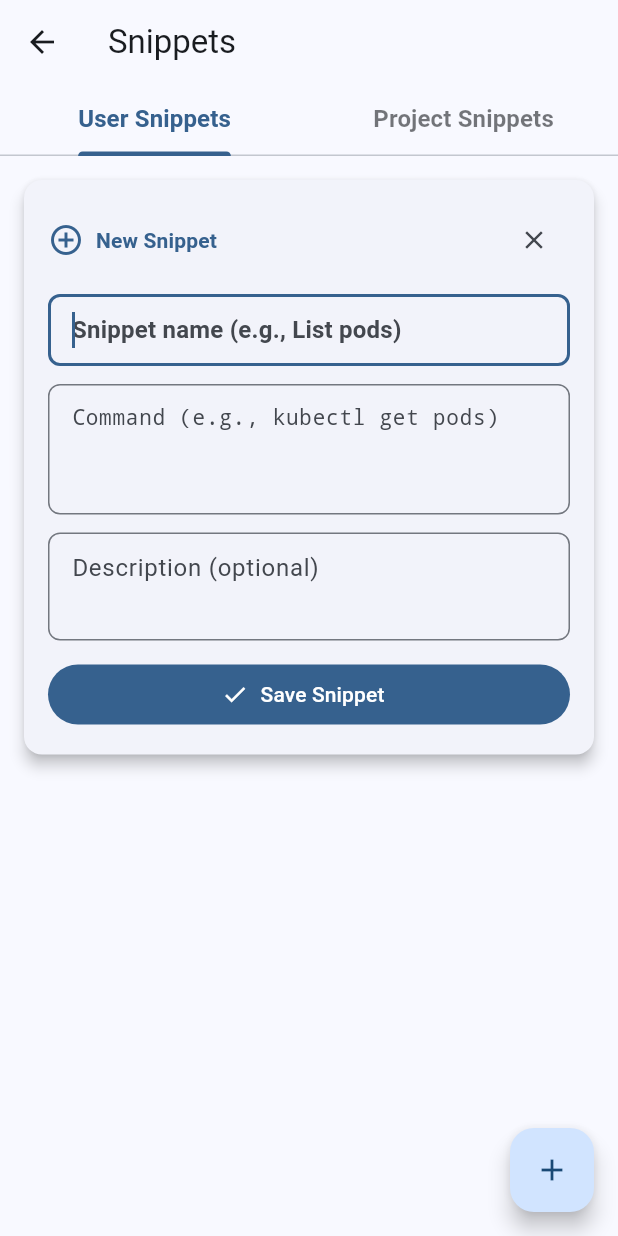
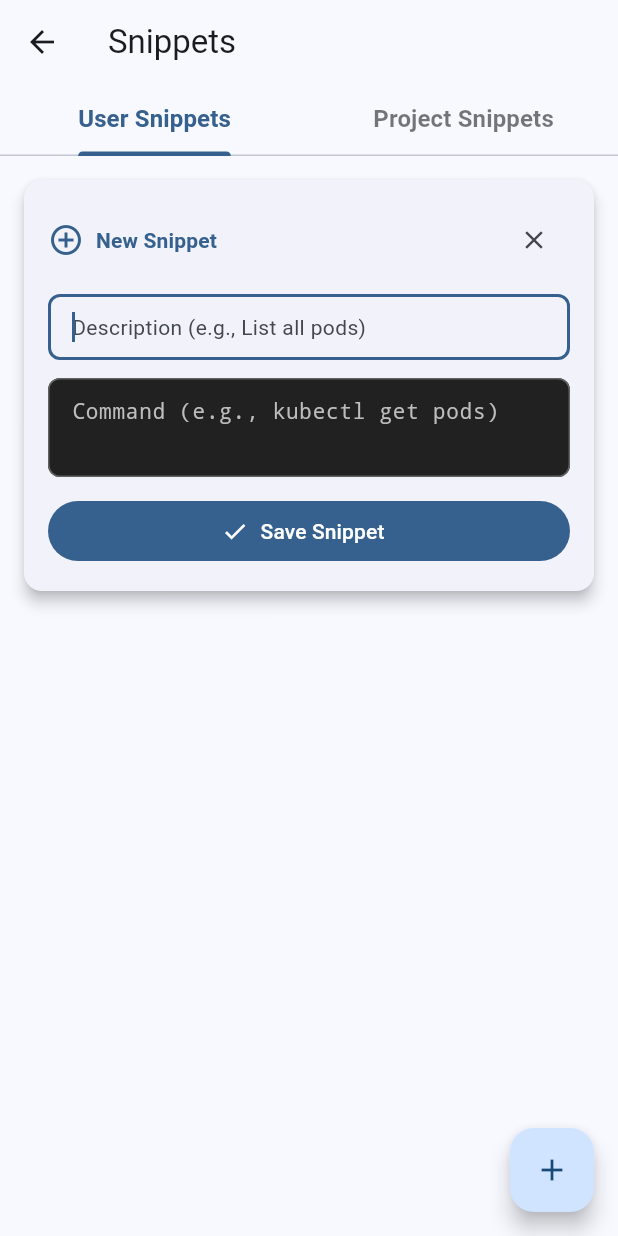
Before and after one commit to few-sh/fewshell, a Flutter app: the SnippetsPage screen opened directly, after a tap on the "add" icon, on a phone screen of 412 x 824 dp. Run offline on Flutter 3.47's test engine with Material 3 defaults, Android fonts, the phone set to English and light mode, and no system bars; our stand-ins replace camera, drift, flutter_markdown, flutter_riverpod, flutter_secure_storage, freezed_annotation and 3 more; missing offline and left inert: apple_vision_recognize_text, flutter_gen_ai_chat_ui, llm_dart; accounts and stored records are empty; generated files the repository leaves out were written again.

Commit message:
Better theme for the command

```diff
--- a/decamp-app/lib/pages/snippets_page.dart
+++ b/decamp-app/lib/pages/snippets_page.dart
@@ -199,13 +199,14 @@ class _SnippetsPageState extends ConsumerState<SnippetsPage>
           return _NewSnippetCard(
             key: ValueKey(_newSnippetId),
             isGlobal: isGlobal,
-            onSave: (name, content, description) async {
+            onSave: (description, content) async {
               if (notifier != null) {
                 try {
                   await notifier.addSnippet(
-                    name: name,
+                    name:
+                        description, // Use description as name for backwards compatibility
                     content: content,
-                    description: description.isEmpty ? null : description,
+                    description: description,
                   );
                   setState(() {
                     _newSnippetId = null;
@@ -268,8 +269,7 @@ class _SnippetsPageState extends ConsumerState<SnippetsPage>
 /// Widget for creating a new snippet inline
 class _NewSnippetCard extends StatefulWidget {
   final bool isGlobal;
-  final Future<void> Function(String name, String content, String description)
-  onSave;
+  final Future<void> Function(String description, String content) onSave;
   final VoidCallback onCancel;
 
   const _NewSnippetCard({
@@ -284,41 +284,38 @@ class _NewSnippetCard extends StatefulWidget {
 }
 
 class _NewSnippetCardState extends State<_NewSnippetCard> {
-  final _nameController = TextEditingController();
+  final _descriptionController = TextEditingController();
   final _contentController = TextEditingController();
-  final _descriptionController = TextEditingController();
-  final _nameFocus = FocusNode();
+  final _descriptionFocus = FocusNode();
   bool _isSaving = false;
 
   @override
   void initState() {
     super.initState();
-    // Auto-focus on name field
+    // Auto-focus on description field
     WidgetsBinding.instance.addPostFrameCallback((_) {
-      _nameFocus.requestFocus();
+      _descriptionFocus.requestFocus();
     });
   }
 
   @override
   void dispose() {
-    _nameController.dispose();
+    _descriptionController.dispose();
     _contentController.dispose();
-    _descriptionController.dispose();
-    _nameFocus.dispose();
+    _descriptionFocus.dispose();
     super.dispose();
   }
 
   Future<void> _save() async {
-    if (_nameController.text.trim().isEmpty ||
+    if (_descriptionController.text.trim().isEmpty ||
         _contentController.text.trim().isEmpty) {
       return; // Don't save if required fields are empty
     }
 
     setState(() => _isSaving = true);
     await widget.onSave(
-      _nameController.text.trim(),
+      _descriptionController.text.trim(),
       _contentController.text.trim(),
-      _descriptionController.text.trim(),
     );
     setState(() => _isSaving = false);
   }
@@ -367,19 +364,18 @@ class _NewSnippetCardState extends State<_NewSnippetCard> {
             ),
             const SizedBox(height: 12),
             TextField(
-              controller: _nameController,
-              focusNode: _nameFocus,
+              controller: _descriptionController,
+              focusNode: _descriptionFocus,
               decoration: InputDecoration(
-                hintText: 'Snippet name (e.g., List pods)',
+                hintText: 'Description (e.g., List all pods)',
                 isDense: true,
                 border: OutlineInputBorder(
                   borderRadius: BorderRadius.circular(8),
                 ),
                 contentPadding: const EdgeInsets.all(12),
               ),
-              style: theme.textTheme.titleMedium?.copyWith(
-                fontWeight: FontWeight.bold,
-              ),
+              maxLines: 1,
+              style: theme.textTheme.bodyMedium,
               textInputAction: TextInputAction.next,
             ),
             const SizedBox(height: 12),
@@ -387,32 +383,50 @@ class _NewSnippetCardState extends State<_NewSnippetCard> {
               controller: _contentController,
               decoration: InputDecoration(
                 hintText: 'Command (e.g., kubectl get pods)',
+                hintStyle: TextStyle(
+                  color: theme.brightness == Brightness.dark
+                      ? Colors.grey.shade600
+                      : Colors.grey.shade400,
+                ),
                 isDense: true,
+                filled: true,
+                fillColor: theme.brightness == Brightness.dark
+                    ? Colors.black
+                    : Colors.grey.shade900,
                 border: OutlineInputBorder(
                   borderRadius: BorderRadius.circular(8),
+                  borderSide: BorderSide(
+                    color: theme.brightness == Brightness.dark
+                        ? Colors.grey.shade800
+                        : Colors.grey.shade700,
+                  ),
                 ),
-                contentPadding: const EdgeInsets.all(12),
-              ),
-              maxLines: 3,
-              style: TextStyle(
-                fontFamily: 'monospace',
-                fontSize: 14,
-                color: theme.colorScheme.primary,
-              ),
-              textInputAction: TextInputAction.next,
-            ),
-            const SizedBox(height: 12),
-            TextField(
-              controller: _descriptionController,
-              decoration: InputDecoration(
-                hintText: 'Description (optional)',
-                isDense: true,
-                border: OutlineInputBorder(
+                enabledBorder: OutlineInputBorder(
                   borderRadius: BorderRadius.circular(8),
+                  borderSide: BorderSide(
+                    color: theme.brightness == Brightness.dark
+                        ? Colors.grey.shade800
+                        : Colors.grey.shade700,
+                  ),
+                ),
+                focusedBorder: OutlineInputBorder(
+                  borderRadius: BorderRadius.circular(8),
+                  borderSide: BorderSide(
+                    color: theme.colorScheme.primary.withValues(alpha: 0.5),
+                    width: 2,
+                  ),
                 ),
                 contentPadding: const EdgeInsets.all(12),
               ),
               maxLines: 2,
+              style: TextStyle(
+                fontFamily: 'monospace',
+                fontSize: 14,
+                color: theme.brightness == Brightness.dark
+                    ? Colors.greenAccent.shade400
+                    : Colors.greenAccent.shade200,
+                height: 1.5,
+              ),
               textInputAction: TextInputAction.done,
               onSubmitted: (_) => _save(),
             ),
@@ -450,7 +464,6 @@ class _SnippetCardContent extends ConsumerStatefulWidget {
 }
 
 class _SnippetCardContentState extends ConsumerState<_SnippetCardContent> {
-  late TextEditingController _nameController;
   late TextEditingController _contentController;
   late TextEditingController _descriptionController;
   bool _hasChanges = false;
@@ -459,14 +472,12 @@ class _SnippetCardContentState extends ConsumerState<_SnippetCardContent> {
   @override
   void initState() {
     super.initState();
-    _nameController = TextEditingController(text: widget.snippet.name);
     _contentController = TextEditingController(text: widget.snippet.content);
     _descriptionController = TextEditingController(
       text: widget.snippet.description ?? '',
     );
 
     // Listen for changes
-    _nameController.addListener(_markChanged);
     _contentController.addListener(_markChanged);
     _descriptionController.addListener(_markChanged);
   }
@@ -479,7 +490,6 @@ class _SnippetCardContentState extends ConsumerState<_SnippetCardContent> {
 
   @override
   void dispose() {
-    _nameController.dispose();
     _contentController.dispose();
     _descriptionController.dispose();
     super.dispose();
@@ -487,7 +497,7 @@ class _SnippetCardContentState extends ConsumerState<_SnippetCardContent> {
 
   Future<void> _autoSave() async {
     if (!_hasChanges) return;
-    if (_nameController.text.trim().isEmpty ||
+    if (_descriptionController.text.trim().isEmpty ||
         _contentController.text.trim().isEmpty) {
       return;
     }
@@ -502,11 +512,9 @@ class _SnippetCardContentState extends ConsumerState<_SnippetCardContent> {
 
       await notifier.updateSnippet(
         id: widget.snippet.id,
-        name: _nameController.text.trim(),
+        name: _descriptionController.text.trim(), // Use description as name
         content: _contentController.text.trim(),
-        description: _descriptionController.text.trim().isEmpty
-            ? null
-            : _descriptionController.text.trim(),
+        description: _descriptionController.text.trim(),
       );
 
       if (mounted) {
@@ -575,16 +583,15 @@ class _SnippetCardContentState extends ConsumerState<_SnippetCardContent> {
                   ),
                 Expanded(
                   child: TextField(
-                    controller: _nameController,
+                    controller: _descriptionController,
                     decoration: const InputDecoration(
                       border: InputBorder.none,
-                      hintText: 'Snippet name',
+                      hintText: 'Description',
                       isDense: true,
                       contentPadding: EdgeInsets.zero,
                     ),
-                    style: theme.textTheme.titleMedium?.copyWith(
-                      fontWeight: FontWeight.bold,
-                    ),
+                    style: theme.textTheme.bodyMedium,
+                    maxLines: 1,
                     onSubmitted: (_) => _autoSave(),
                     onTapOutside: (_) => _autoSave(),
                   ),
@@ -603,42 +610,50 @@ class _SnippetCardContentState extends ConsumerState<_SnippetCardContent> {
               controller: _contentController,
               decoration: InputDecoration(
                 hintText: 'Command',
+                hintStyle: TextStyle(
+                  color: theme.brightness == Brightness.dark
+                      ? Colors.grey.shade600
+                      : Colors.grey.shade400,
+                ),
                 isDense: true,
                 filled: true,
-                fillColor: theme.colorScheme.surfaceContainerHighest,
-                border: OutlineInputBorder(
-                  borderRadius: BorderRadius.circular(8),
-                  borderSide: BorderSide.none,
-                ),
-                contentPadding: const EdgeInsets.all(12),
-              ),
-              maxLines: null,
-              minLines: 2,
-              style: TextStyle(
-                fontFamily: 'monospace',
-                fontSize: 14,
-                color: theme.colorScheme.primary,
-              ),
-              onSubmitted: (_) => _autoSave(),
-              onTapOutside: (_) => _autoSave(),
-            ),
-            const SizedBox(height: 12),
-            TextField(
-              controller: _descriptionController,
-              decoration: InputDecoration(
-                hintText: 'Description (optional)',
-                isDense: true,
+                fillColor: theme.brightness == Brightness.dark
+                    ? Colors.black
+                    : Colors.grey.shade900,
                 border: OutlineInputBorder(
                   borderRadius: BorderRadius.circular(8),
                   borderSide: BorderSide(
-                    color: theme.colorScheme.outline.withValues(alpha: 0.3),
+                    color: theme.brightness == Brightness.dark
+                        ? Colors.grey.shade800
+                        : Colors.grey.shade700,
+                  ),
+                ),
+                enabledBorder: OutlineInputBorder(
+                  borderRadius: BorderRadius.circular(8),
+                  borderSide: BorderSide(
+                    color: theme.brightness == Brightness.dark
+                        ? Colors.grey.shade800
+                        : Colors.grey.shade700,
+                  ),
+                ),
+                focusedBorder: OutlineInputBorder(
+                  borderRadius: BorderRadius.circular(8),
+                  borderSide: BorderSide(
+                    color: theme.colorScheme.primary.withValues(alpha: 0.5),
+                    width: 2,
                   ),
                 ),
                 contentPadding: const EdgeInsets.all(12),
               ),
-              maxLines: null,
-              minLines: 1,
-              style: theme.textTheme.bodyMedium,
+              maxLines: 2,
+              style: TextStyle(
+                fontFamily: 'monospace',
+                fontSize: 14,
+                color: theme.brightness == Brightness.dark
+                    ? Colors.greenAccent.shade400
+                    : Colors.greenAccent.shade200,
+                height: 1.5,
+              ),
               onSubmitted: (_) => _autoSave(),
               onTapOutside: (_) => _autoSave(),
             ),
```
